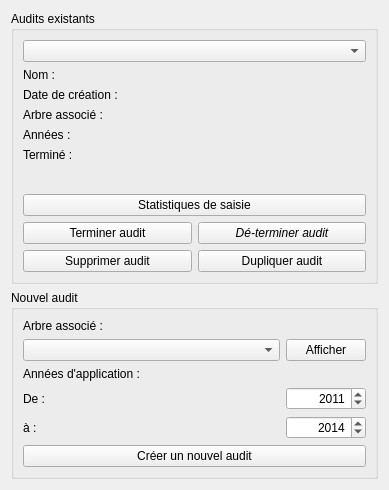
GiPiLab/ProtonClassicSuite, file formmanageaudits.ui: the form before one commit.
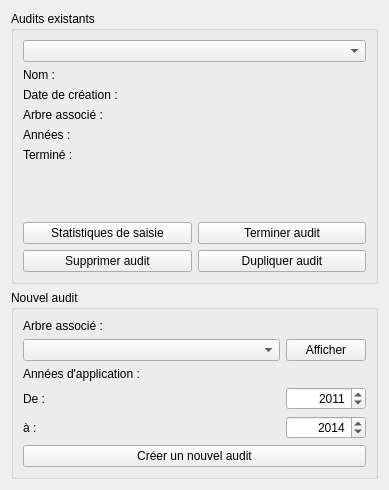
The form after the commit. Icons and pictures are not drawn.

Commit message: Allow to specify ORED for criteria dispatch, fix a bug with -MAX_NUM and remove "unfinish audit"

```diff
--- a/formmanageaudits.ui
+++ b/formmanageaudits.ui
@@ -27,25 +27,6 @@
       <string>Audits existants</string>
      </property>
      <layout class="QGridLayout" name="gridLayout_2">
-      <item row="4" column="0">
-       <widget class="QPushButton" name="finishAuditButton">
-        <property name="text">
-         <string>Terminer audit</string>
-        </property>
-       </widget>
-      </item>
-      <item row="4" column="1">
-       <widget class="QPushButton" name="unFinishAuditButton">
-        <property name="font">
-         <font>
-          <italic>true</italic>
-         </font>
-        </property>
-        <property name="text">
-         <string>Dé-terminer audit</string>
-        </property>
-       </widget>
-      </item>
       <item row="1" column="0" colspan="2">
        <layout class="QFormLayout" name="formLayout">
         <property name="fieldGrowthPolicy">
@@ -161,7 +142,14 @@
         </property>
        </widget>
       </item>
-      <item row="2" column="0" colspan="2">
+      <item row="3" column="1">
+       <widget class="QPushButton" name="finishAuditButton">
+        <property name="text">
+         <string>Terminer audit</string>
+        </property>
+       </widget>
+      </item>
+      <item row="3" column="0">
        <widget class="QPushButton" name="statisticsAuditButton">
         <property name="text">
          <string>Statistiques de saisie</string>
```
The commit also changes 11 other files.
